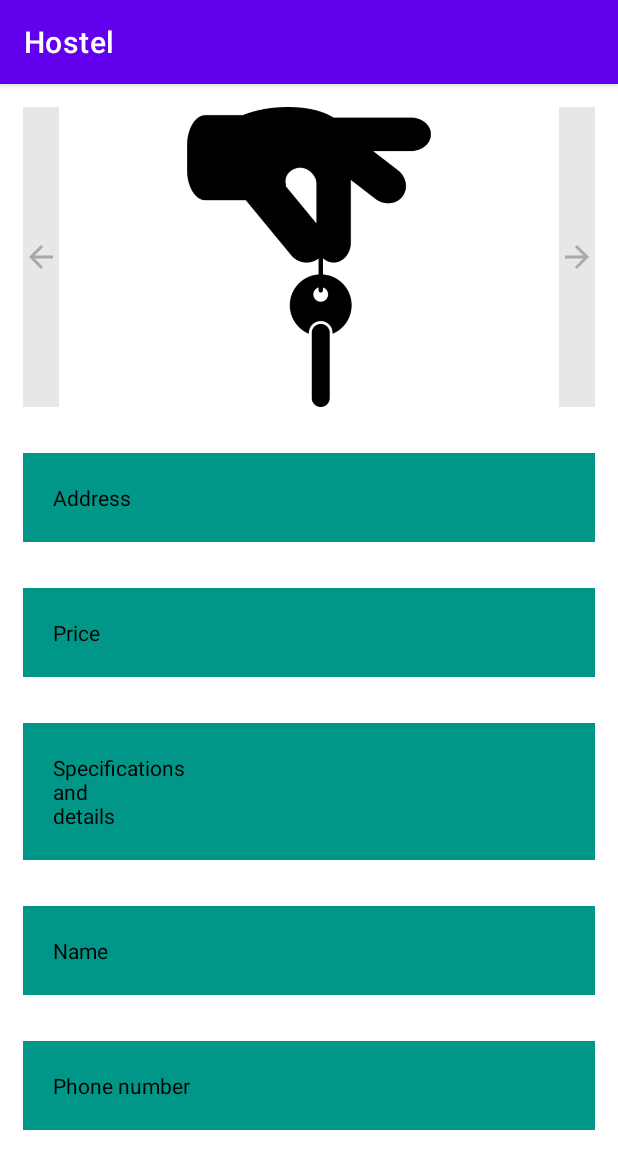
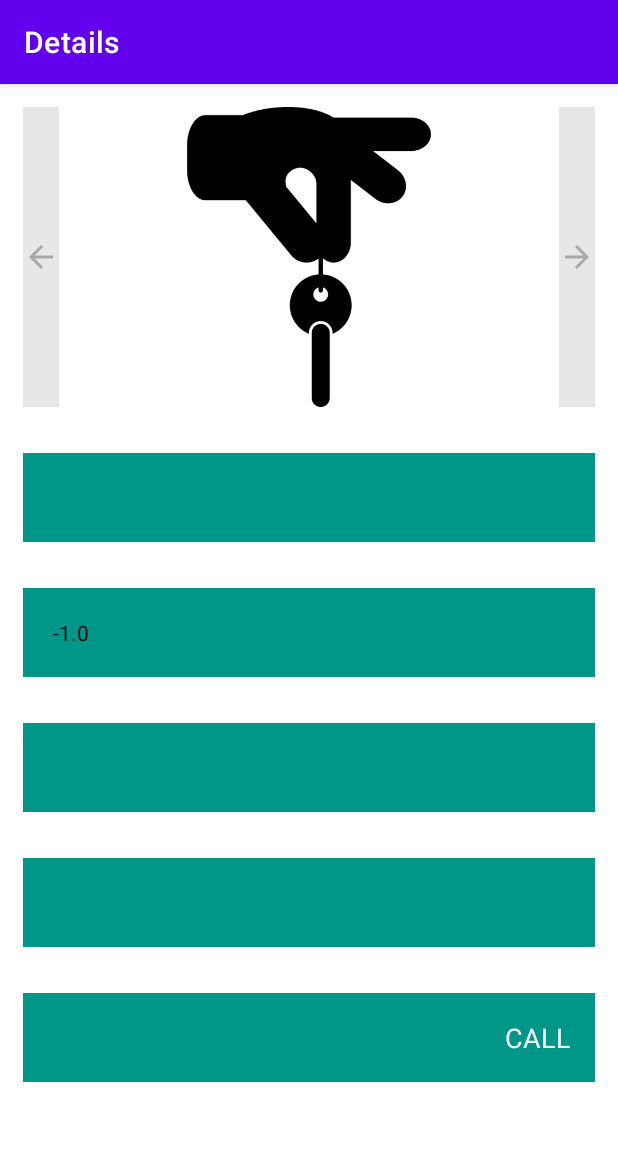
Before and after one commit to AhmedMaad/Hostel-App, an Android app: the ApartmentDetails screen opened directly, with no data from a screen before it, on a phone screen of 412 x 824 dp. Shown: the top 1169 px of the screen. Run offline under Robolectric (Android 15) with nearby library versions, the phone set to English and light mode, and no system bars.

Commit message:
Apartment/Room Details are done

```diff
--- a/app/src/main/java/com/example/hostel/ApartmentDetails.java
+++ b/app/src/main/java/com/example/hostel/ApartmentDetails.java
@@ -3,13 +3,19 @@ package com.example.hostel;
 import androidx.appcompat.app.AppCompatActivity;
 
 import android.annotation.SuppressLint;
+import android.content.Intent;
+import android.net.Uri;
 import android.os.Bundle;
 import android.view.View;
 import android.widget.ImageSwitcher;
 import android.widget.ImageView;
+import android.widget.TextView;
+
+import org.w3c.dom.Text;
 
 
 public class ApartmentDetails extends AppCompatActivity {
+
     private ImageSwitcher sw;
     private int currentImage;
 
@@ -36,6 +42,28 @@ public class ApartmentDetails extends AppCompatActivity {
                 changeImage(sw);
             }
         });
+
+        TextView addressTV = findViewById(R.id.apartmentDetAddressCon);
+        TextView priceTV = findViewById(R.id.apartmentDetPriceCon);
+        TextView specificationsTV = findViewById(R.id.apartmentDetSpecificationsCon);
+        TextView nameTV = findViewById(R.id.apartmentDetNameCon);
+        TextView phoneNoTV = findViewById(R.id.apartmentDetPhoneCon);
+
+        String address = getIntent().getStringExtra(Constants.ADDRESS);
+        addressTV.setText(address);
+
+        double price = getIntent().getDoubleExtra(Constants.PRICE, -1);
+        priceTV.setText(String.valueOf(price));
+
+        String specifications = getIntent().getStringExtra(Constants.SPECIFICATIONS);
+        specificationsTV.setText(specifications);
+
+        String name = getIntent().getStringExtra(Constants.NAME);
+        nameTV.setText(name);
+
+        String phoneNo = getIntent().getStringExtra(Constants.PHONE_NUMBER);
+        phoneNoTV.setText(phoneNo);
+
     }
 
     public void changeImage(View view) {
@@ -47,4 +75,12 @@ public class ApartmentDetails extends AppCompatActivity {
             currentImage = R.drawable.landlord;
         }
     }
+
+    public void callMobile(View view) {
+        String phoneNo = getIntent().getStringExtra(Constants.PHONE_NUMBER);
+        Uri phoneUri = Uri.parse("tel:" + phoneNo);
+        Intent i = new Intent(Intent.ACTION_DIAL, phoneUri);
+        startActivity(i);
+    }
+
 }
--- a/app/src/main/java/com/example/hostel/Constants.java
+++ b/app/src/main/java/com/example/hostel/Constants.java
@@ -9,5 +9,10 @@ public class Constants {
     public static final String PRODUCT = "product";
     public static String USER_ID;
     public static final String PRODUCTS = "products";
+    public static final String ADDRESS = "address";
+    public static final String PRICE = "price";
+    public static final String SPECIFICATIONS = "specifications";
+    public static final String NAME = "name";
+    public static final String PHONE_NUMBER = "phoneNo";
 
 }
--- a/app/src/main/java/com/example/hostel/CustomListView.java
+++ b/app/src/main/java/com/example/hostel/CustomListView.java
@@ -14,7 +14,7 @@ import java.util.ArrayList;
 
 public class CustomListView extends ArrayAdapter {
 
-    private ArrayList<ProductModel> products = new ArrayList<>();
+    private ArrayList<ProductModel> products;
     private Activity context;
 
     public CustomListView(Activity context, ArrayList<ProductModel> products) {
--- a/app/src/main/java/com/example/hostel/LoginActivity.java
+++ b/app/src/main/java/com/example/hostel/LoginActivity.java
@@ -27,9 +27,9 @@ public class LoginActivity extends AppCompatActivity {
         setContentView(R.layout.log_in);
         mAuth = FirebaseAuth.getInstance();
         progressBar = findViewById(R.id.progress_circular);
+        setTitle("Login");
     }
 
-    //TODO: add reuired field when ETs are empty
     public void login(View view) {
         progressBar.setVisibility(View.VISIBLE);
         EditText emailET = findViewById(R.id.logInEmail);
--- a/app/src/main/java/com/example/hostel/SignupActivity.java
+++ b/app/src/main/java/com/example/hostel/SignupActivity.java
@@ -91,10 +91,6 @@ public class SignupActivity extends AppCompatActivity {
                 .set(user)
                 .addOnSuccessListener(documentReference -> {
                     progressBar.setVisibility(View.INVISIBLE);
-                    //Updating id to make delete and update functionality later
-
-                    //documentReference.update("id", documentReference.getId());
-                    //Constants.USER_ID = documentReference.getId();
 
                     Toast.makeText(SignupActivity.this, R.string.user_added, Toast.LENGTH_SHORT).show();
                     //navigate to main activity
--- a/app/src/main/res/layout/apartment_details.xml
+++ b/app/src/main/res/layout/apartment_details.xml
@@ -17,8 +17,7 @@
             android:layout_alignParentTop="true"
             android:layout_margin="15dp"
             tools:background="@drawable/ic_home"
-            tools:scaleX=".5">
-        </ImageSwitcher>
+            tools:scaleX=".5" />
 
         <ImageButton
             android:id="@+id/next"
@@ -49,7 +48,7 @@
             android:layout_height="wrap_content"
             android:layout_below="@+id/imageSwitcher"
             android:layout_margin="15dp"
-            android:background="#009688"
+            android:background="@color/dark_green"
             android:padding="20dp"
             android:text="Address"
             android:textColor="@color/black" />
@@ -60,7 +59,7 @@
             android:layout_height="wrap_content"
             android:layout_below="@id/apartmentDetAddressCon"
             android:layout_margin="15dp"
-            android:background="#009688"
+            android:background="@color/dark_green"
             android:padding="20dp"
             android:text="Price"
             android:textColor="@color/black" />
@@ -71,7 +70,7 @@
             android:layout_height="wrap_content"
             android:layout_below="@+id/apartmentDetPriceCon"
             android:layout_margin="15dp"
-            android:background="#009688"
+            android:background="@color/dark_green"
             android:gravity="start|top"
             android:inputType="textMultiLine"
             android:padding="20dp"
@@ -85,20 +84,37 @@
             android:layout_height="wrap_content"
             android:layout_below="@+id/apartmentDetSpecificationsCon"
             android:layout_margin="15dp"
-            android:background="#009688"
+            android:background="@color/dark_green"
             android:padding="20dp"
             android:text="Name"
             android:textColor="@color/black" />
+
         <TextView
             android:id="@+id/apartmentDetPhoneCon"
             android:layout_width="fill_parent"
             android:layout_height="wrap_content"
             android:layout_below="@+id/apartmentDetNameCon"
             android:layout_margin="15dp"
-            android:background="#009688"
+            android:background="@color/dark_green"
             android:padding="20dp"
             android:text="Phone number"
             android:textColor="@color/black" />
 
+        <TextView
+            android:onClick="callMobile"
+            android:id="@+id/callTV"
+            android:layout_width="wrap_content"
+            android:layout_height="wrap_content"
+            android:layout_alignTop="@id/apartmentDetPhoneCon"
+            android:layout_alignEnd="@id/apartmentDetPhoneCon"
+            android:layout_alignBottom="@id/apartmentDetPhoneCon"
+            android:layout_marginEnd="16dp"
+            android:gravity="center"
+            android:text="call"
+            android:textAllCaps="true"
+            android:textColor="@color/white"
+            android:textSize="18sp" />
+
     </RelativeLayout>
+
 </ScrollView>
--- a/app/src/main/res/values/strings.xml
+++ b/app/src/main/res/values/strings.xml
@@ -25,4 +25,6 @@
     <string name="password_required">Password is required</string>
     <string name="missing_fields">Missing required fields</string>
     <string name="product_added">Product Added Successfully</string>
+    <string name="no_mobile">No mobile number associated</string>
+    <string name="picture_required">A picture is required</string>
 </resources>
```
Also changed, not shown: app/src/main/AndroidManifest.xml (+10 -5 lines), app/src/main/java/com/example/hostel/ApartmentSupplier.java (+16 -3 lines), app/src/main/java/com/example/hostel/AvailableApartments.java (+12 -9 lines).
